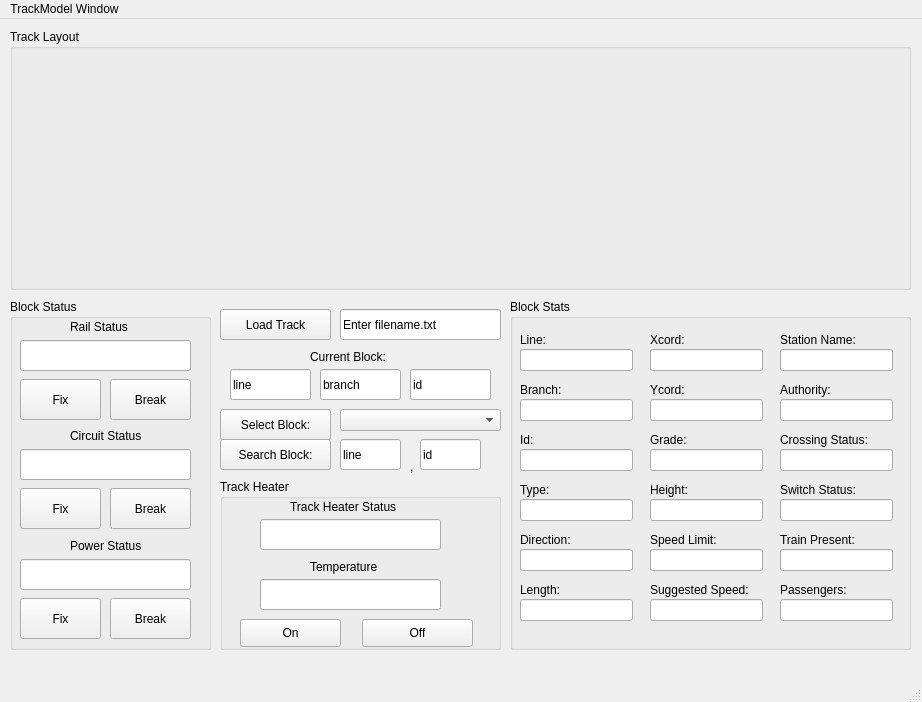
Old version of the form UI_Code/TrackModel/trackmodel.ui in the repository JHarnishfeger/ECE1140_Conductors.
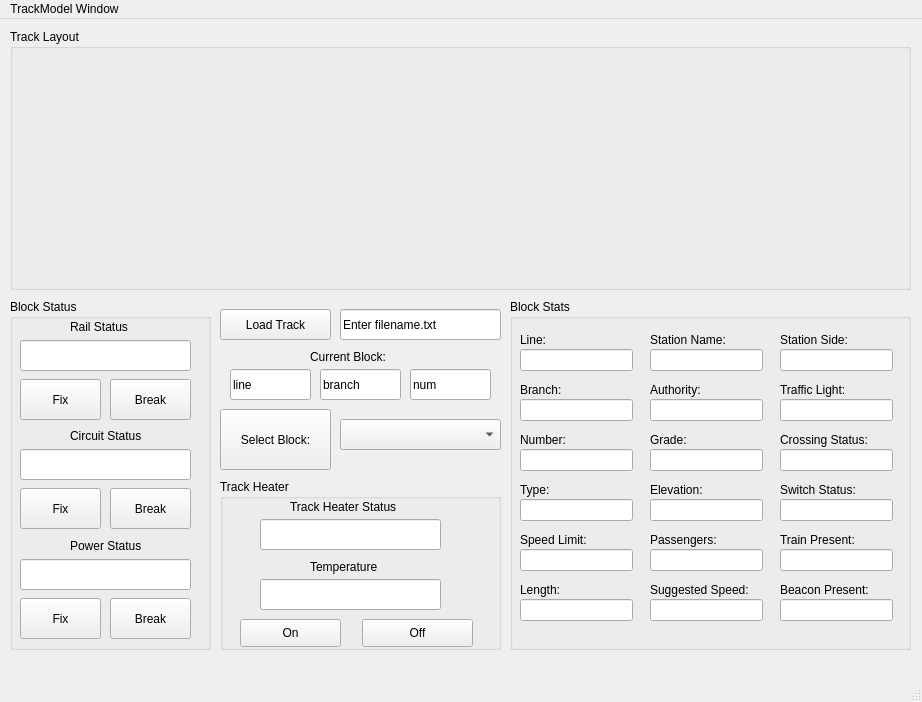
New version of the form.

Patch:
```diff
--- a/UI_Code/TrackModel/trackmodel.ui
+++ b/UI_Code/TrackModel/trackmodel.ui
@@ -209,19 +209,6 @@
      <string>Load Track</string>
     </property>
    </widget>
-   <widget class="QPushButton" name="searchBlockButton">
-    <property name="geometry">
-     <rect>
-      <x>220</x>
-      <y>420</y>
-      <width>111</width>
-      <height>31</height>
-     </rect>
-    </property>
-    <property name="text">
-     <string>Search Block:</string>
-    </property>
-   </widget>
    <widget class="QLineEdit" name="loadTrackTextBox">
     <property name="geometry">
      <rect>
@@ -235,19 +222,6 @@
      <string>Enter filename.txt</string>
     </property>
    </widget>
-   <widget class="QLineEdit" name="searchBlockTextBoxLine">
-    <property name="geometry">
-     <rect>
-      <x>340</x>
-      <y>420</y>
-      <width>61</width>
-      <height>31</height>
-     </rect>
-    </property>
-    <property name="text">
-     <string>line</string>
-    </property>
-   </widget>
    <widget class="QLabel" name="currentBlockLabel">
     <property name="geometry">
      <rect>
@@ -278,9 +252,9 @@
     <property name="geometry">
      <rect>
       <x>340</x>
-      <y>390</y>
+      <y>400</y>
       <width>161</width>
-      <height>22</height>
+      <height>31</height>
      </rect>
     </property>
    </widget>
@@ -443,7 +417,7 @@
       </rect>
      </property>
      <property name="text">
-      <string>Id:</string>
+      <string>Number:</string>
      </property>
     </widget>
     <widget class="QLineEdit" name="idTextBox">
@@ -479,29 +453,6 @@
       <string>Type:</string>
      </property>
     </widget>
-    <widget class="QLabel" name="directionLabel">
-     <property name="geometry">
-      <rect>
-       <x>10</x>
-       <y>230</y>
-       <width>55</width>
-       <height>21</height>
-      </rect>
-     </property>
-     <property name="text">
-      <string>Direction:</string>
-     </property>
-    </widget>
-    <widget class="QLineEdit" name="directionTextBox">
-     <property name="geometry">
-      <rect>
-       <x>10</x>
-       <y>250</y>
-       <width>113</width>
-       <height>22</height>
-      </rect>
-     </property>
-    </widget>
     <widget class="QLineEdit" name="lengthTextBox">
      <property name="geometry">
       <rect>
@@ -545,30 +496,7 @@
       </rect>
      </property>
      <property name="text">
-      <string>Height:</string>
-     </property>
-    </widget>
-    <widget class="QLabel" name="xCordLabel">
-     <property name="geometry">
-      <rect>
-       <x>140</x>
-       <y>30</y>
-       <width>55</width>
-       <height>21</height>
-      </rect>
-     </property>
-     <property name="text">
-      <string>Xcord:</string>
-     </property>
-    </widget>
-    <widget class="QLineEdit" name="xCordTextBox">
-     <property name="geometry">
-      <rect>
-       <x>140</x>
-       <y>50</y>
-       <width>113</width>
-       <height>22</height>
-      </rect>
+      <string>Elevation:</string>
      </property>
     </widget>
     <widget class="QLabel" name="suggestedSpeedLabel">
@@ -584,29 +512,6 @@
       <string>Suggested Speed:</string>
      </property>
     </widget>
-    <widget class="QLabel" name="yCordLabel">
-     <property name="geometry">
-      <rect>
-       <x>140</x>
-       <y>80</y>
-       <width>55</width>
-       <height>21</height>
-      </rect>
-     </property>
-     <property name="text">
-      <string>Ycord:</string>
-     </property>
-    </widget>
-    <widget class="QLineEdit" name="yCordTextBox">
-     <property name="geometry">
-      <rect>
-       <x>140</x>
-       <y>100</y>
-       <width>113</width>
-       <height>22</height>
-      </rect>
-     </property>
-    </widget>
     <widget class="QLineEdit" name="suggestedSpeedTextBox">
      <property name="geometry">
       <rect>
@@ -630,7 +535,7 @@
     <widget class="QLineEdit" name="speedLimitTextBox">
      <property name="geometry">
       <rect>
-       <x>140</x>
+       <x>10</x>
        <y>250</y>
        <width>113</width>
        <height>22</height>
@@ -640,7 +545,7 @@
     <widget class="QLabel" name="speedLimitLabel">
      <property name="geometry">
       <rect>
-       <x>140</x>
+       <x>10</x>
        <y>230</y>
        <width>81</width>
        <height>21</height>
@@ -702,8 +607,8 @@
     <widget class="QLineEdit" name="passengersTextBox">
      <property name="geometry">
       <rect>
-       <x>270</x>
-       <y>300</y>
+       <x>140</x>
+       <y>250</y>
        <width>113</width>
        <height>22</height>
       </rect>
@@ -735,8 +640,8 @@
     <widget class="QLabel" name="passengersLabel">
      <property name="geometry">
       <rect>
-       <x>270</x>
-       <y>280</y>
+       <x>140</x>
+       <y>230</y>
        <width>101</width>
        <height>21</height>
       </rect>
@@ -748,7 +653,7 @@
     <widget class="QLabel" name="stationNameLabel">
      <property name="geometry">
       <rect>
-       <x>270</x>
+       <x>140</x>
        <y>30</y>
        <width>101</width>
        <height>21</height>
@@ -761,7 +666,7 @@
     <widget class="QLineEdit" name="stationNameTextBox">
      <property name="geometry">
       <rect>
-       <x>270</x>
+       <x>140</x>
        <y>50</y>
        <width>113</width>
        <height>22</height>
@@ -771,7 +676,7 @@
     <widget class="QLabel" name="authorityLabel">
      <property name="geometry">
       <rect>
-       <x>270</x>
+       <x>140</x>
        <y>80</y>
        <width>55</width>
        <height>21</height>
@@ -784,7 +689,7 @@
     <widget class="QLineEdit" name="authorityTextBox">
      <property name="geometry">
       <rect>
-       <x>270</x>
+       <x>140</x>
        <y>100</y>
        <width>113</width>
        <height>22</height>
@@ -801,32 +706,75 @@
       </rect>
      </property>
     </widget>
-   </widget>
-   <widget class="QLineEdit" name="searchBlockTextBoxId">
-    <property name="geometry">
-     <rect>
-      <x>420</x>
-      <y>420</y>
-      <width>61</width>
-      <height>31</height>
-     </rect>
-    </property>
-    <property name="text">
-     <string>id</string>
-    </property>
-   </widget>
-   <widget class="QLabel" name="searchBlockCommaLabel">
-    <property name="geometry">
-     <rect>
-      <x>410</x>
-      <y>440</y>
-      <width>55</width>
-      <height>16</height>
-     </rect>
-    </property>
-    <property name="text">
-     <string>,</string>
-    </property>
+    <widget class="QLineEdit" name="trafficLightStatusTextBox">
+     <property name="geometry">
+      <rect>
+       <x>270</x>
+       <y>100</y>
+       <width>113</width>
+       <height>22</height>
+      </rect>
+     </property>
+    </widget>
+    <widget class="QLabel" name="trafficLightStatusLabel">
+     <property name="geometry">
+      <rect>
+       <x>270</x>
+       <y>80</y>
+       <width>111</width>
+       <height>21</height>
+      </rect>
+     </property>
+     <property name="text">
+      <string>Traffic Light:</string>
+     </property>
+    </widget>
+    <widget class="QLabel" name="stationSideLabel">
+     <property name="geometry">
+      <rect>
+       <x>270</x>
+       <y>30</y>
+       <width>111</width>
+       <height>21</height>
+      </rect>
+     </property>
+     <property name="text">
+      <string>Station Side:</string>
+     </property>
+    </widget>
+    <widget class="QLineEdit" name="stationSideTextBox">
+     <property name="geometry">
+      <rect>
+       <x>270</x>
+       <y>50</y>
+       <width>113</width>
+       <height>22</height>
+      </rect>
+     </property>
+    </widget>
+    <widget class="QLabel" name="beaconPresentLabel">
+     <property name="geometry">
+      <rect>
+       <x>270</x>
+       <y>280</y>
+       <width>111</width>
+       <height>21</height>
+      </rect>
+     </property>
+     <property name="text">
+      <string>Beacon Present:</string>
+     </property>
+    </widget>
+    <widget class="QLineEdit" name="beaconPresentTextBox">
+     <property name="geometry">
+      <rect>
+       <x>270</x>
+       <y>300</y>
+       <width>113</width>
+       <height>22</height>
+      </rect>
+     </property>
+    </widget>
    </widget>
    <widget class="QLineEdit" name="currentBlockTextBoxBranch">
     <property name="geometry">
@@ -851,7 +799,7 @@
      </rect>
     </property>
     <property name="text">
-     <string>id</string>
+     <string>num</string>
     </property>
    </widget>
    <widget class="QPushButton" name="selectBlockButton">
@@ -860,7 +808,7 @@
       <x>220</x>
       <y>390</y>
       <width>111</width>
-      <height>31</height>
+      <height>61</height>
      </rect>
     </property>
     <property name="text">
```
Left out of the diff: 4 changed lines with no effect on the pictures.
